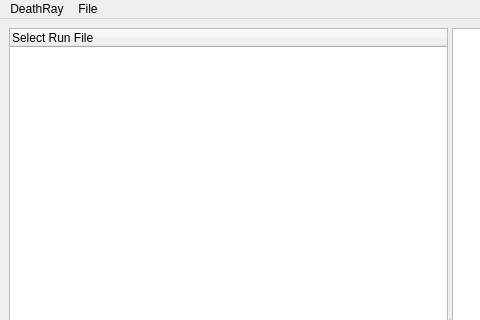
Old version of the form interface.ui in the repository doctoboggan/DeathRay; both pictures show x 0 to 480 and y 0 to 320 of the 900 by 655 pixel window.
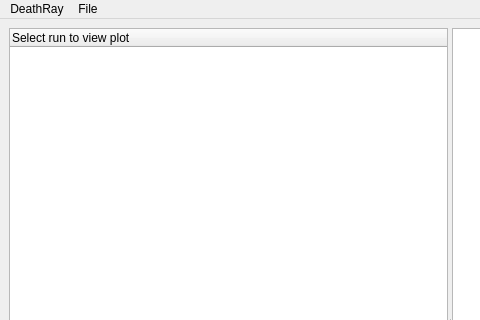
New version of the form. Custom widgets are drawn as their Qt base class.

```diff
--- a/interface.ui
+++ b/interface.ui
@@ -35,7 +35,7 @@
        </property>
        <column>
         <property name="text">
-         <string>Select Run File</string>
+         <string>Select run to view plot</string>
         </property>
        </column>
       </widget>
```
Left out of the diff: 8 changed lines with no effect on the pictures.
